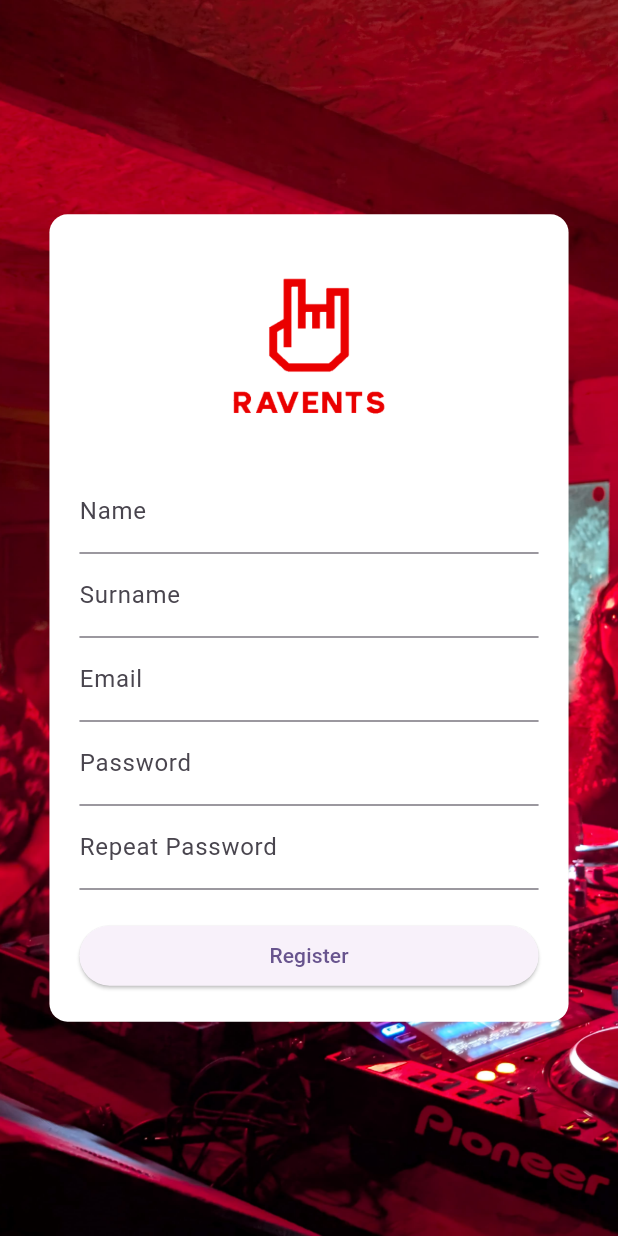
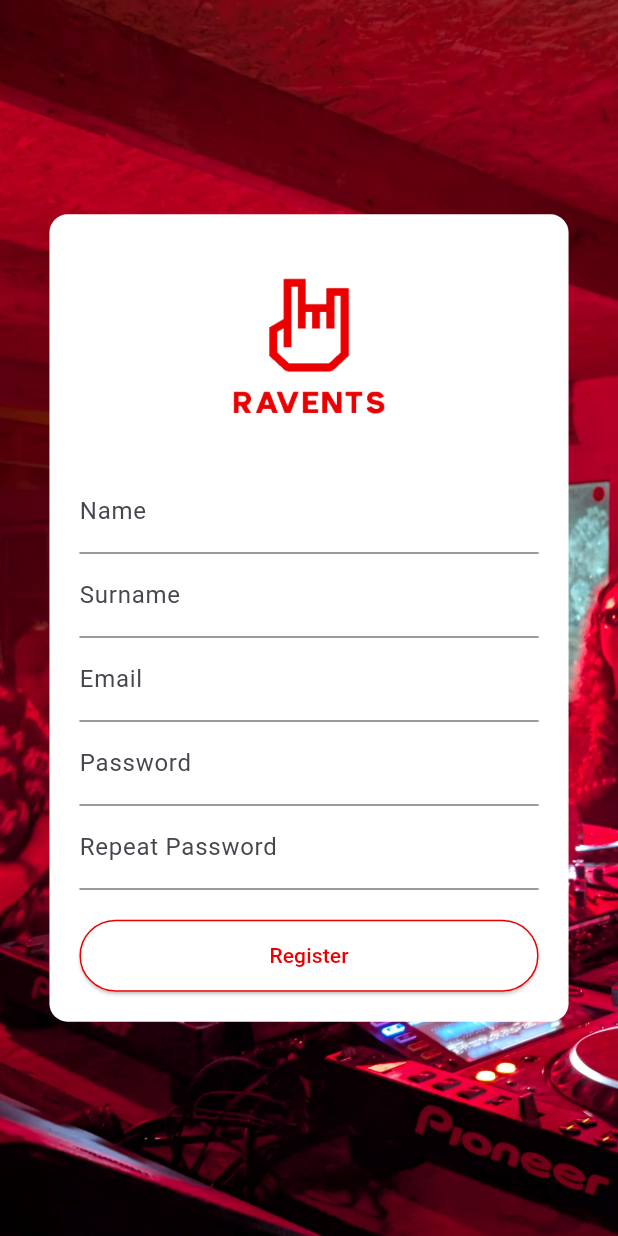
Before and after one commit to carlosfc02/PIGS, a Flutter app: the screen it shows after launch, on a phone screen of 412 x 824 dp. Run offline on Flutter 3.47's test engine with Material 3 defaults, Android fonts, the phone set to English and light mode, and no system bars.

Commit message:
Changed Register button style and color.

```diff
--- a/lib/src/feature_register/register_screen.dart
+++ b/lib/src/feature_register/register_screen.dart
@@ -103,15 +103,20 @@ class _RegisterScreenState extends State<RegisterScreen> {
                         SizedBox(
                           width: double.infinity,
                           child: ElevatedButton(
+                            style: ElevatedButton.styleFrom(
+                              backgroundColor: Colors.white, // button background
+                              foregroundColor: const Color(0xFFEA0000), // text/icon color
+                              side: const BorderSide(color: Color(0xFFEA0000)), // red border
+                              padding: const EdgeInsets.symmetric(vertical: 14),
+                            ),
                             onPressed: () {
                               if (_formKey.currentState!.validate()) {
-                                // Handle registration
+                                // Handle login logic
                               }
                             },
                             child: const Text('Register'),
                           ),
                         ),
-
                       ],
                     ),
                   ),
```
